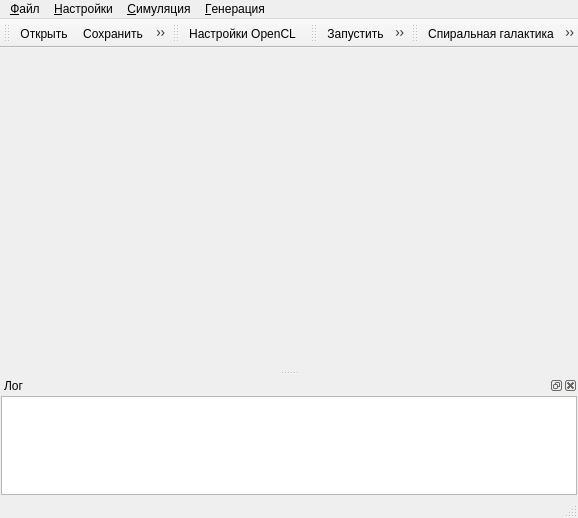
Above: mainwindow.ui from catompiler/qgalaxy before the change. Below: the same form after it.
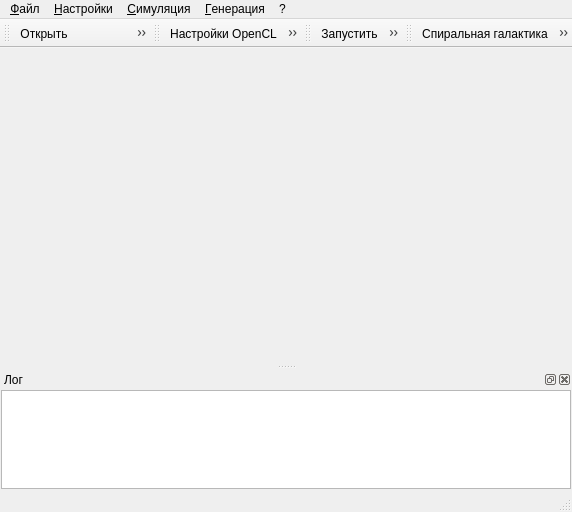
That is the form after the change. Icons and pictures are not drawn.

Commit message: generation settings and more

The edit to the form file:
```diff
--- a/mainwindow.ui
+++ b/mainwindow.ui
@@ -6,8 +6,8 @@
    <rect>
     <x>0</x>
     <y>0</y>
-    <width>578</width>
-    <height>518</height>
+    <width>572</width>
+    <height>512</height>
    </rect>
   </property>
   <property name="mouseTracking">
@@ -32,7 +32,7 @@
     <rect>
      <x>0</x>
      <y>0</y>
-     <width>578</width>
+     <width>572</width>
      <height>22</height>
     </rect>
    </property>
@@ -67,11 +67,21 @@
     </property>
     <addaction name="actGenSGalaxy"/>
     <addaction name="actGenGalaxyCollision"/>
+    <addaction name="separator"/>
+    <addaction name="actGenSettings"/>
+   </widget>
+   <widget class="QMenu" name="menu">
+    <property name="title">
+     <string>?</string>
+    </property>
+    <addaction name="actAbout"/>
+    <addaction name="actAboutQt"/>
    </widget>
    <addaction name="mnuFile"/>
    <addaction name="mnuSettings"/>
    <addaction name="mnuSim"/>
    <addaction name="mnuGenerate"/>
+   <addaction name="menu"/>
   </widget>
   <widget class="QToolBar" name="toolBarFile">
    <property name="windowTitle">
@@ -146,6 +156,7 @@
     <bool>false</bool>
    </attribute>
    <addaction name="actSettingsOCL"/>
+   <addaction name="actShowHideLog"/>
   </widget>
   <widget class="QToolBar" name="toolBarSimulation">
    <property name="windowTitle">
@@ -175,6 +186,10 @@
    </attribute>
    <addaction name="actGenSGalaxy"/>
    <addaction name="actGenGalaxyCollision"/>
+   <addaction name="actGenSettings"/>
+   <addaction name="separator"/>
+   <addaction name="actAbout"/>
+   <addaction name="actAboutQt"/>
   </widget>
   <action name="actExit">
    <property name="icon">
@@ -296,6 +311,54 @@
     <string>Ctrl+R</string>
    </property>
   </action>
+  <action name="actGenSettings">
+   <property name="icon">
+    <iconset resource="res.qrc">
+     <normaloff>:/images/gen_settings.png</normaloff>:/images/gen_settings.png</iconset>
+   </property>
+   <property name="text">
+    <string>&amp;Параметры</string>
+   </property>
+   <property name="shortcut">
+    <string>Ctrl+T</string>
+   </property>
+  </action>
+  <action name="actAbout">
+   <property name="icon">
+    <iconset resource="res.qrc">
+     <normaloff>:/images/about.png</normaloff>:/images/about.png</iconset>
+   </property>
+   <property name="text">
+    <string>О &amp;программе</string>
+   </property>
+   <property name="shortcut">
+    <string>F1</string>
+   </property>
+  </action>
+  <action name="actAboutQt">
+   <property name="icon">
+    <iconset resource="res.qrc">
+     <normaloff>:/images/aboutqt.png</normaloff>:/images/aboutqt.png</iconset>
+   </property>
+   <property name="text">
+    <string>&amp;О Qt</string>
+   </property>
+   <property name="shortcut">
+    <string>Shift+F1</string>
+   </property>
+  </action>
+  <action name="actShowHideLog">
+   <property name="icon">
+    <iconset resource="res.qrc">
+     <normaloff>:/images/log.png</normaloff>:/images/log.png</iconset>
+   </property>
+   <property name="text">
+    <string>Показать/скрыть &amp;лог</string>
+   </property>
+   <property name="shortcut">
+    <string>Ctrl+H</string>
+   </property>
+  </action>
  </widget>
  <layoutdefault spacing="6" margin="11"/>
  <resources>
```
Left out of the diff: 4 changed lines with no effect on the pictures. The commit also changes 19 other files.
